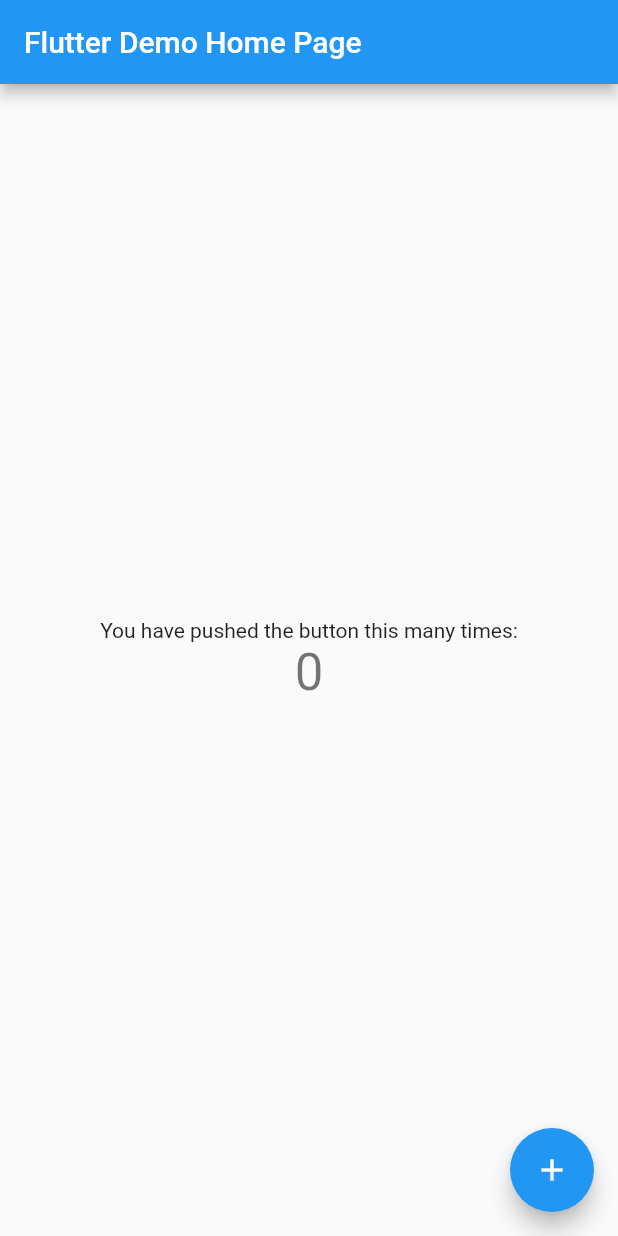
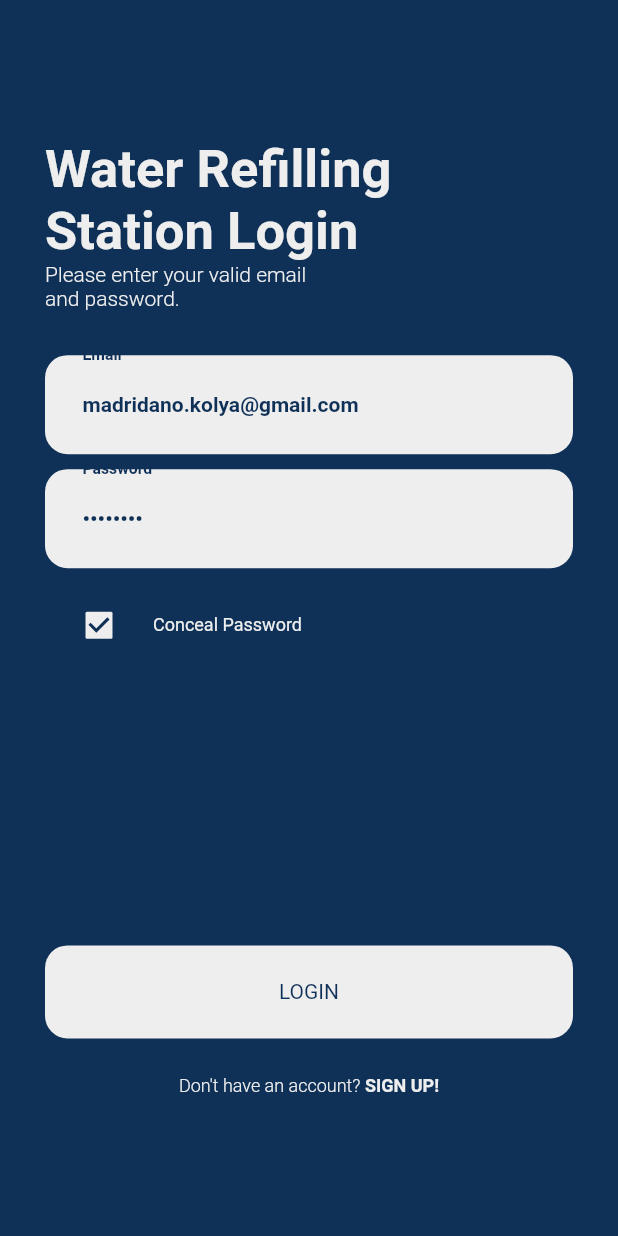
Before and after one commit to kloyaa/project-water-refilling-station-cdo, a Flutter app: the screen it shows after launch, on a phone screen of 412 x 824 dp. Run offline on Flutter 3.47's test engine with Material 2 defaults, Android fonts, the phone set to English and light mode, and no system bars; our stand-ins replace dio, dotted_border, extended_masked_text, flutter_vector_icons, geocoding, get and 7 more; missing offline and left inert: bottom_picker, dart:ffi; Roboto replaces fonts that are missing (Chivo).

Commit message:
#040222 Add login & registration

```diff
--- a/lib/const/colors.dart
+++ b/lib/const/colors.dart
@@ -1,5 +1,6 @@
 import 'package:flutter/material.dart';
 
-const kPrimary = Color(0xFF1C658C);
-const kSeconday = Color(0xFF398AB9);
+const kPrimary = Color(0xFF0F3057);
+const kSecondary = Color(0xFF00587A);
+const kInfo = Color(0xFF008891);
 const kLight = Color(0xFFEEEEEE);
--- a/lib/form/input.dart
+++ b/lib/form/input.dart
@@ -1,4 +1,5 @@
 import 'package:app/common/radius.dart';
+import 'package:app/const/colors.dart';
 import 'package:flutter/material.dart';
 
 TextField inputTextField(
@@ -12,35 +13,39 @@ TextField inputTextField(
     hasError}) {
   return TextField(
     style: textFieldStyle.copyWith(
-      color: hasError ? Colors.red : textFieldStyle.color,
+      color: hasError ? Colors.redAccent : textFieldStyle.color,
+      fontWeight: FontWeight.bold,
     ),
     controller: controller,
     focusNode: focusNode,
     obscureText: obscureText ?? false,
     decoration: InputDecoration(
+      contentPadding: const EdgeInsets.all(25.0),
       filled: true,
       fillColor: color,
       floatingLabelBehavior: FloatingLabelBehavior.auto,
       labelText: labelText,
-      focusedBorder: OutlineInputBorder(
+      focusedBorder: const OutlineInputBorder(
         borderRadius: kDefaultRadius,
         borderSide: BorderSide(
-          color: hasError ? Colors.red : Colors.transparent,
+          color: Colors.transparent,
           width: 0.8,
         ),
       ),
-      enabledBorder: OutlineInputBorder(
+      enabledBorder: const OutlineInputBorder(
         borderRadius: kDefaultRadius,
         borderSide: BorderSide(
-          color: hasError ? Colors.red : Colors.transparent,
+          color: Colors.transparent,
           width: 0.8,
         ),
       ),
       floatingLabelStyle: textFieldStyle.copyWith(
-        color: hasError ? Colors.red : textFieldStyle.color,
+        color: hasError ? Colors.redAccent : textFieldStyle.color,
+        height: 5,
+        fontWeight: FontWeight.bold,
       ),
       hintStyle: textFieldStyle.copyWith(
-        color: hasError ? Colors.red : textFieldStyle.color,
+        color: hasError ? Colors.redAccent : kPrimary,
       ),
     ),
   );
@@ -57,20 +62,22 @@ TextField inputNumberTextField({
 }) {
   return TextField(
     style: textFieldStyle.copyWith(
-      color: hasError ? Colors.red : textFieldStyle.color,
+      color: hasError ? Colors.redAccent : textFieldStyle.color,
+      fontWeight: FontWeight.bold,
     ),
     controller: controller,
     focusNode: focusNode,
     keyboardType: TextInputType.number,
     decoration: InputDecoration(
+      contentPadding: const EdgeInsets.all(25.0),
       filled: true,
       fillColor: color,
       floatingLabelBehavior: FloatingLabelBehavior.auto,
       labelText: labelText,
-      focusedBorder: OutlineInputBorder(
+      focusedBorder: const OutlineInputBorder(
         borderRadius: kDefaultRadius,
         borderSide: BorderSide(
-          color: hasError ? Colors.red : Colors.transparent,
+          color: Colors.transparent,
           width: 0.8,
         ),
       ),
@@ -82,10 +89,12 @@ TextField inputNumberTextField({
         ),
       ),
       floatingLabelStyle: textFieldStyle.copyWith(
-        color: hasError ? Colors.red : textFieldStyle.color,
+        color: hasError ? Colors.redAccent : textFieldStyle.color,
+        height: 5,
+        fontWeight: FontWeight.bold,
       ),
       hintStyle: textFieldStyle.copyWith(
-        color: hasError ? Colors.red : textFieldStyle.color,
+        color: hasError ? Colors.redAccent : kPrimary,
       ),
     ),
   );
@@ -102,23 +111,24 @@ TextField inputTextArea({
 }) {
   return TextField(
     style: textFieldStyle.copyWith(
-      color: hasError ? Colors.red : textFieldStyle.color,
+      color: hasError ? Colors.redAccent : textFieldStyle.color,
+      fontWeight: FontWeight.bold,
     ),
     controller: controller,
     focusNode: focusNode,
-    maxLines: 5,
-    maxLength: 255,
+    maxLines: 3,
     keyboardType: TextInputType.multiline,
     decoration: InputDecoration(
+      contentPadding: const EdgeInsets.all(25.0),
       filled: true,
       fillColor: color,
       floatingLabelBehavior: FloatingLabelBehavior.auto,
       alignLabelWithHint: true,
       labelText: labelText,
-      focusedBorder: OutlineInputBorder(
+      focusedBorder: const OutlineInputBorder(
         borderRadius: kDefaultRadius,
         borderSide: BorderSide(
-          color: hasError ? Colors.red : Colors.transparent,
+          color: Colors.transparent,
           width: 0.8,
         ),
       ),
@@ -130,10 +140,12 @@ TextField inputTextArea({
         ),
       ),
       floatingLabelStyle: textFieldStyle.copyWith(
-        color: hasError ? Colors.red : textFieldStyle.color,
+        color: hasError ? Colors.redAccent : textFieldStyle.color,
+        height: 5,
+        fontWeight: FontWeight.bold,
       ),
       hintStyle: textFieldStyle.copyWith(
-        color: hasError ? Colors.red : textFieldStyle.color,
+        color: hasError ? Colors.redAccent : kPrimary,
       ),
     ),
   );
--- a/lib/main.dart
+++ b/lib/main.dart
@@ -1,4 +1,12 @@
+import 'package:app/const/colors.dart';
+import 'package:app/screens/account/login/login.dart';
+import 'package:app/screens/account/registration/account.dart';
+import 'package:app/screens/account/registration/accountPicture.dart';
+import 'package:app/screens/account/registration/accountProfile.dart';
+import 'package:app/screens/account/registration/accountType.dart';
+import 'package:app/screens/loading.dart';
 import 'package:flutter/material.dart';
+import 'package:get/get.dart';
 
 void main() {
   runApp(const MyApp());
@@ -10,106 +18,42 @@ class MyApp extends StatelessWidget {
   // This widget is the root of your application.
   @override
   Widget build(BuildContext context) {
-    return MaterialApp(
-      title: 'Flutter Demo',
+    return GetMaterialApp(
+      title: 'Water Refilling Station',
       theme: ThemeData(
-        // This is the theme of your application.
-        //
-        // Try running your application with "flutter run". You'll see the
-        // application has a blue toolbar. Then, without quitting the app, try
-        // changing the primarySwatch below to Colors.green and then invoke
-        // "hot reload" (press "r" in the console where you ran "flutter run",
-        // or simply save your changes to "hot reload" in a Flutter IDE).
-        // Notice that the counter didn't reset back to zero; the application
-        // is not restarted.
-        primarySwatch: Colors.blue,
+        checkboxTheme: CheckboxThemeData(
+          checkColor: MaterialStateProperty.all(kPrimary),
+          fillColor: MaterialStateProperty.all(kLight),
+        ),
+        primarySwatch: Colors.grey,
       ),
-      home: const MyHomePage(title: 'Flutter Demo Home Page'),
+      home: const Login(),
+      getPages: [
+        GetPage(
+          name: "/loading",
+          page: () => const Loading(),
+        ),
+        GetPage(
+          name: "/login",
+          page: () => const Login(),
+        ),
+        GetPage(
+          name: "/register",
+          page: () => const RegisterAccount(),
+        ),
+        GetPage(
+          name: "/register-account-type",
+          page: () => const RegisterAccountType(),
+        ),
+        GetPage(
+          name: "/register-account-profile",
+          page: () => const RegisterAccountProfile(),
+        ),
+        GetPage(
+          name: "/register-account-picture",
+          page: () => const RegisterAccountPicture(),
+        ),
+      ],
     );
   }
 }
-
-class MyHomePage extends StatefulWidget {
-  const MyHomePage({Key? key, required this.title}) : super(key: key);
-
-  // This widget is the home page of your application. It is stateful, meaning
-  // that it has a State object (defined below) that contains fields that affect
-  // how it looks.
-
-  // This class is the configuration for the state. It holds the values (in this
-  // case the title) provided by the parent (in this case the App widget) and
-  // used by the build method of the State. Fields in a Widget subclass are
-  // always marked "final".
-
-  final String title;
-
-  @override
-  State<MyHomePage> createState() => _MyHomePageState();
-}
-
-class _MyHomePageState extends State<MyHomePage> {
-  int _counter = 0;
-
-  void _incrementCounter() {
-    setState(() {
-      // This call to setState tells the Flutter framework that something has
-      // changed in this State, which causes it to rerun the build method below
-      // so that the display can reflect the updated values. If we changed
-      // _counter without calling setState(), then the build method would not be
-      // called again, and so nothing would appear to happen.
-      _counter++;
-    });
-  }
-
-  @override
-  Widget build(BuildContext context) {
-    // This method is rerun every time setState is called, for instance as done
-    // by the _incrementCounter method above.
-    //
-    // The Flutter framework has been optimized to make rerunning build methods
-    // fast, so that you can just rebuild anything that needs updating rather
-    // than having to individually change instances of widgets.
-    return Scaffold(
-      appBar: AppBar(
-        // Here we take the value from the MyHomePage object that was created by
-        // the App.build method, and use it to set our appbar title.
-        title: Text(widget.title),
-      ),
-      body: Center(
-        // Center is a layout widget. It takes a single child and positions it
-        // in the middle of the parent.
-        child: Column(
-          // Column is also a layout widget. It takes a list of children and
-          // arranges them vertically. By default, it sizes itself to fit its
-          // children horizontally, and tries to be as tall as its parent.
-          //
-          // Invoke "debug painting" (press "p" in the console, choose the
-          // "Toggle Debug Paint" action from the Flutter Inspector in Android
-          // Studio, or the "Toggle Debug Paint" command in Visual Studio Code)
-          // to see the wireframe for each widget.
-          //
-          // Column has various properties to control how it sizes itself and
-          // how it positions its children. Here we use mainAxisAlignment to
-          // center the children vertically; the main axis here is the vertical
-          // axis because Columns are vertical (the cross axis would be
-          // horizontal).
-          mainAxisAlignment: MainAxisAlignment.center,
-          children: <Widget>[
-            const Text(
-              'You have pushed the button this many times:',
-            ),
-            Text(
-              '$_counter',
-              style: Theme.of(context).textTheme.headline4,
-            ),
-          ],
-        ),
-      ),
-      floatingActionButton: FloatingActionButton(
-        onPressed: _incrementCounter,
-        tooltip: 'Increment',
-        child: const Icon(Icons.add),
-      ), // This trailing comma makes auto-formatting nicer for build methods.
-    );
-  }
-}
--- /dev/null
+++ b/lib/screens/account/login/login.dart
@@ -0,0 +1,267 @@
+import 'dart:ffi';
+
+import 'package:app/common/destroy_textFocus.dart';
+import 'package:app/common/radius.dart';
+import 'package:app/common/spacing.dart';
+import 'package:app/const/colors.dart';
+import 'package:app/controllers/userController.dart';
+import 'package:app/form/input.dart';
+import 'package:flutter/material.dart';
+import 'package:flutter_vector_icons/flutter_vector_icons.dart';
+import 'package:get/get.dart';
+import 'package:google_fonts/google_fonts.dart';
+
+class Login extends StatefulWidget {
+  const Login({Key? key}) : super(key: key);
+
+  @override
+  State<Login> createState() => _LoginState();
+}
+
+class _LoginState extends State<Login> {
+  final _user = Get.put(UserController());
+
+  late TextEditingController _emailController;
+  late FocusNode _emailFocus;
+
+  late TextEditingController _passwordController;
+  late FocusNode _passwordFocus;
+
+  bool _obscureText = true;
+
+  Future<void> onLogin() async {
+    final _email = _emailController.text.trim();
+    final _password = _passwordController.text.trim();
+
+    // VALIDATE
+    if (_email.isEmpty) {
+      return _emailFocus.requestFocus();
+    }
+    if (_password.isEmpty) {
+      return _passwordFocus.requestFocus();
+    }
+
+    // LOGIN
+    await _user.login(
+      email: _email,
+      password: _password,
+    );
+  }
+
+  void onNavigate() {
+    _user.loginFailed.value = false;
+    Get.toNamed("/register");
+  }
+
+  @override
+  void initState() {
+    // TODO: implement initState
+    super.initState();
+    _emailController = TextEditingController();
+    _emailFocus = FocusNode();
+    _passwordController = TextEditingController();
+    _passwordFocus = FocusNode();
+
+    _emailController.text = "madridano.kolya@gmail.com";
+    _passwordController.text = "password";
+  }
+
+  @override
+  void dispose() {
+    // TODO: implement dispose
+    super.dispose();
+    _emailController.dispose();
+    _emailFocus.dispose();
+    _passwordController.dispose();
+    _passwordFocus.dispose();
+  }
+
+  @override
+  Widget build(BuildContext context) {
+    final _title = Text(
+      "Water Refilling \nStation Login",
+      style: GoogleFonts.chivo(
+        fontSize: 35.0,
+        fontWeight: FontWeight.bold,
+        color: kLight,
+      ),
+    );
+    final _subTitle = Text(
+      "Please enter your valid email \nand password.",
+      style: GoogleFonts.chivo(
+        fontSize: 14.0,
+        fontWeight: FontWeight.w300,
+        color: kLight,
+      ),
+    );
+    final _registerAccount = Container(
+      margin: const EdgeInsets.only(top: 25.0),
+      width: double.infinity,
+      child: GestureDetector(
+        onTap: () => onNavigate(),
+        behavior: HitTestBehavior.opaque,
+        child: RichText(
+          textAlign: TextAlign.center,
+          text: TextSpan(
+            text: "Don't have an account?",
+            style: GoogleFonts.roboto(
+              color: kLight,
+              fontSize: 12.0,
+              fontWeight: FontWeight.w300,
+            ),
+            children: [
+              TextSpan(
+                text: " SIGN UP!",
+                style: GoogleFonts.roboto(
+                  color: kLight,
+                  fontSize: 12.0,
+                  fontWeight: FontWeight.w600,
+                ),
+              )
+            ],
+          ),
+        ),
+      ),
+    );
+    final _errorMessage = Container(
+      decoration: const BoxDecoration(
+        color: Colors.redAccent,
+        borderRadius: kDefaultRadius,
+      ),
+      margin: const EdgeInsets.only(top: 15.0, bottom: 15),
+      padding: const EdgeInsets.all(20.0),
+      child: Row(
+        crossAxisAlignment: CrossAxisAlignment.center,
+        children: [
+          const Icon(
+            AntDesign.warning,
+            color: kLight,
+          ),
+          const SizedBox(width: 25),
+          Expanded(
+            child: Text(
+              "Email and/or password you have  \nentered is incorrect.",
+              style: GoogleFonts.roboto(
+                fontSize: 12.0,
+                fontWeight: FontWeight.w400,
+                color: kLight,
+              ),
+            ),
+          ),
+        ],
+      ),
+    );
+
+    return WillPopScope(
+      onWillPop: () async => false,
+      child: GestureDetector(
+          onTap: () => destroyTextFieldFocus(context),
+          child: Obx(
+            () => Scaffold(
+              resizeToAvoidBottomInset: false,
+              backgroundColor: kPrimary,
+              body: Container(
+                padding: kDefaultBodyPadding,
+                child: Column(
+                  crossAxisAlignment: CrossAxisAlignment.start,
+                  children: [
+                    const Spacer(),
+                    _title,
+                    _subTitle,
+                    Container(
+                      width: double.infinity,
+                      margin: const EdgeInsets.only(top: 30.0),
+                      child: inputTextField(
+                        controller: _emailController,
+                        focusNode: _emailFocus,
+                        color: kLight,
+                        hasError: _user.loginFailed.value,
+                        labelText: "Email",
+                        textFieldStyle: GoogleFonts.roboto(
+                          fontSize: 14.0,
+                          fontWeight: FontWeight.w400,
+                          color: kPrimary,
+                        ),
+                        hintStyleStyle: GoogleFonts.roboto(
+                          fontSize: 14.0,
+                          fontWeight: FontWeight.w400,
+                          color: kPrimary,
+                        ),
+                      ),
+                    ),
+                    Container(
+                      width: double.infinity,
+                      margin: const EdgeInsets.only(top: 10.0),
+                      child: inputTextField(
+                        controller: _passwordController,
+                        focusNode: _passwordFocus,
+                        obscureText: _obscureText,
+                        color: kLight,
+                        hasError: _user.loginFailed.value,
+                        labelText: "Password",
+                        textFieldStyle: GoogleFonts.roboto(
+                          fontSize: 14.0,
+                          fontWeight: FontWeight.w400,
+                          color: kPrimary,
+                        ),
+                        hintStyleStyle: GoogleFonts.roboto(
+                          fontSize: 14.0,
+                          fontWeight: FontWeight.w400,
+                          color: kPrimary,
+                        ),
+                      ),
+                    ),
+                    Container(
+                      margin: const EdgeInsets.only(top: 10.0),
+                      child: CheckboxListTile(
+                        value: _obscureText,
+                        onChanged: (v) {
+                          setState(() {
+                            _obscureText = v as bool;
+                          });
+                        },
+                        controlAffinity: ListTileControlAffinity.leading,
+                        title: Text(
+                          "Conceal Password",
+                          style: GoogleFonts.roboto(
+                            fontSize: 12.0,
+                            fontWeight: FontWeight.w400,
+                            color: kLight,
+                          ),
+                        ),
+                      ),
+                    ),
+                    _user.loginFailed.value ? _errorMessage : const SizedBox(),
+                    const Spacer(flex: 2),
+                    SizedBox(
+                      width: double.infinity,
+                      height: 62,
+                      child: TextButton(
+                        onPressed: () => onLogin(),
+                        style: TextButton.styleFrom(
+                          //primary: kFadeWhite,
+                          backgroundColor: kLight,
+                          shape: const RoundedRectangleBorder(
+                            borderRadius: kDefaultRadius,
+                          ),
+                        ),
+                        child: Text(
+                          "LOGIN",
+                          style: GoogleFonts.roboto(
+                            fontSize: 14.0,
+                            fontWeight: FontWeight.w400,
+                            color: kPrimary,
+                          ),
+                        ),
+                      ),
+                    ),
+                    _registerAccount,
+                    const Spacer(),
+                  ],
+                ),
+              ),
+            ),
+          )),
+    );
+  }
+}
--- a/lib/screens/loading.dart
+++ b/lib/screens/loading.dart
@@ -1,3 +1,4 @@
+import 'package:app/const/colors.dart';
 import 'package:flutter/material.dart';
 import 'package:loading_indicator/loading_indicator.dart';
 
@@ -14,13 +15,13 @@ class _LoadingState extends State<Loading> {
     return WillPopScope(
       onWillPop: () async => false,
       child: const Scaffold(
-        backgroundColor: Colors.white,
+        backgroundColor: kPrimary,
         body: Center(
           child: SizedBox(
             height: 35.0,
             child: LoadingIndicator(
-              indicatorType: Indicator.ballScaleMultiple,
-              colors: [],
+              indicatorType: Indicator.ballSpinFadeLoader,
+              colors: [kLight],
               strokeWidth: 1,
             ),
           ),
```
Also changed, not shown: pubspec.yaml (+23 -0 lines), pubspec.lock, 1 other file.
